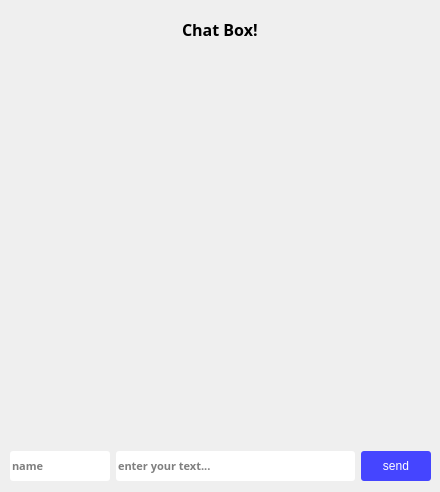
Old version of the form Assignment18/MessageBox/form.ui in the repository MaryamBoneh/PythonCourse_Aemmi.
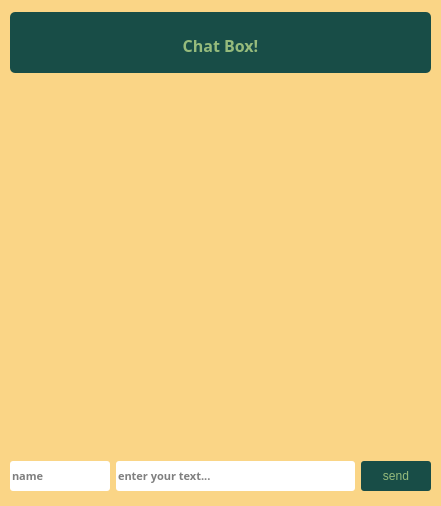
New version of the form.

Commit message: change theme - delete messages

Patch:
```diff
--- a/Assignment18/MessageBox/form.ui
+++ b/Assignment18/MessageBox/form.ui
@@ -6,94 +6,24 @@
    <rect>
     <x>0</x>
     <y>0</y>
-    <width>440</width>
-    <height>492</height>
+    <width>441</width>
+    <height>506</height>
    </rect>
   </property>
   <property name="windowTitle">
    <string>Main</string>
   </property>
-  <widget class="QWidget" name="gridLayoutWidget">
-   <property name="geometry">
-    <rect>
-     <x>9</x>
-     <y>60</y>
-     <width>421</width>
-     <height>381</height>
-    </rect>
-   </property>
-   <layout class="QGridLayout" name="gl_messages"/>
-  </widget>
-  <widget class="QWidget" name="">
-   <property name="geometry">
-    <rect>
-     <x>9</x>
-     <y>9</y>
-     <width>421</width>
-     <height>41</height>
-    </rect>
-   </property>
-   <layout class="QHBoxLayout" name="horizontalLayout_2" stretch="0,0,0">
-    <property name="spacing">
-     <number>0</number>
-    </property>
-    <property name="sizeConstraint">
-     <enum>QLayout::SetDefaultConstraint</enum>
-    </property>
-    <property name="leftMargin">
-     <number>0</number>
-    </property>
-    <property name="rightMargin">
-     <number>0</number>
-    </property>
-    <item>
-     <spacer name="horizontalSpacer">
-      <property name="orientation">
-       <enum>Qt::Horizontal</enum>
-      </property>
-      <property name="sizeHint" stdset="0">
-       <size>
-        <width>40</width>
-        <height>20</height>
-       </size>
-      </property>
-     </spacer>
-    </item>
-    <item>
-     <widget class="QLabel" name="label">
-      <property name="font">
-       <font>
-        <family>IRANSansFaNum Black</family>
-        <pointsize>12</pointsize>
-        <weight>75</weight>
-        <bold>true</bold>
-       </font>
-      </property>
-      <property name="text">
-       <string>Chat Box!</string>
-      </property>
-     </widget>
-    </item>
-    <item>
-     <spacer name="horizontalSpacer_2">
-      <property name="orientation">
-       <enum>Qt::Horizontal</enum>
-      </property>
-      <property name="sizeHint" stdset="0">
-       <size>
-        <width>40</width>
-        <height>20</height>
-       </size>
-      </property>
-     </spacer>
-    </item>
-   </layout>
-  </widget>
-  <widget class="QWidget" name="">
+  <property name="autoFillBackground">
+   <bool>false</bool>
+  </property>
+  <property name="styleSheet">
+   <string notr="true">background-color: #fad586;</string>
+  </property>
+  <widget class="QWidget" name="layoutWidget">
    <property name="geometry">
     <rect>
      <x>10</x>
-     <y>450</y>
+     <y>460</y>
      <width>421</width>
      <height>32</height>
     </rect>
@@ -167,7 +97,7 @@
        </font>
       </property>
       <property name="styleSheet">
-       <string notr="true">border-radius: 3px; background-color: #4545ff; border: 0px; color: #fff;</string>
+       <string notr="true">border-radius: 3px; background-color: #184d47; border: 0px; color: #96bb7c;</string>
       </property>
       <property name="text">
        <string>send</string>
@@ -176,6 +106,151 @@
     </item>
    </layout>
   </widget>
+  <widget class="QLabel" name="lbl_header">
+   <property name="geometry">
+    <rect>
+     <x>10</x>
+     <y>12</y>
+     <width>421</width>
+     <height>61</height>
+    </rect>
+   </property>
+   <property name="styleSheet">
+    <string notr="true">background-color: #184d47; border: 0px; border-radius: 5px;</string>
+   </property>
+   <property name="text">
+    <string/>
+   </property>
+  </widget>
+  <widget class="QScrollArea" name="scrollArea">
+   <property name="geometry">
+    <rect>
+     <x>10</x>
+     <y>80</y>
+     <width>421</width>
+     <height>371</height>
+    </rect>
+   </property>
+   <property name="autoFillBackground">
+    <bool>true</bool>
+   </property>
+   <property name="styleSheet">
+    <string notr="true">border: 0px;</string>
+   </property>
+   <property name="widgetResizable">
+    <bool>true</bool>
+   </property>
+   <widget class="QWidget" name="scrollAreaWidgetContents">
+    <property name="geometry">
+     <rect>
+      <x>0</x>
+      <y>0</y>
+      <width>421</width>
+      <height>371</height>
+     </rect>
+    </property>
+    <layout class="QGridLayout" name="gridLayout">
+     <item row="1" column="0">
+      <layout class="QGridLayout" name="gl_messages"/>
+     </item>
+    </layout>
+   </widget>
+  </widget>
+  <widget class="QPushButton" name="btn_light">
+   <property name="geometry">
+    <rect>
+     <x>390</x>
+     <y>30</y>
+     <width>30</width>
+     <height>30</height>
+    </rect>
+   </property>
+   <property name="minimumSize">
+    <size>
+     <width>30</width>
+     <height>30</height>
+    </size>
+   </property>
+   <property name="maximumSize">
+    <size>
+     <width>30</width>
+     <height>30</height>
+    </size>
+   </property>
+   <property name="cursor">
+    <cursorShape>PointingHandCursor</cursorShape>
+   </property>
+   <property name="styleSheet">
+    <string notr="true">border: 0px;background-color: #184d47;</string>
+   </property>
+   <property name="text">
+    <string/>
+   </property>
+  </widget>
+  <widget class="QLabel" name="lbl_caption">
+   <property name="geometry">
+    <rect>
+     <x>150</x>
+     <y>20</y>
+     <width>141</width>
+     <height>51</height>
+    </rect>
+   </property>
+   <property name="font">
+    <font>
+     <family>IRANSansFaNum Black</family>
+     <pointsize>12</pointsize>
+     <weight>75</weight>
+     <bold>true</bold>
+    </font>
+   </property>
+   <property name="styleSheet">
+    <string notr="true">border: 0px;background-color: #184d47; color: #96bb7c;</string>
+   </property>
+   <property name="text">
+    <string>Chat Box!</string>
+   </property>
+   <property name="alignment">
+    <set>Qt::AlignCenter</set>
+   </property>
+  </widget>
+  <widget class="QPushButton" name="btn_del_all">
+   <property name="geometry">
+    <rect>
+     <x>350</x>
+     <y>30</y>
+     <width>30</width>
+     <height>30</height>
+    </rect>
+   </property>
+   <property name="minimumSize">
+    <size>
+     <width>30</width>
+     <height>30</height>
+    </size>
+   </property>
+   <property name="maximumSize">
+    <size>
+     <width>30</width>
+     <height>30</height>
+    </size>
+   </property>
+   <property name="cursor">
+    <cursorShape>PointingHandCursor</cursorShape>
+   </property>
+   <property name="styleSheet">
+    <string notr="true">border: 0px; background-color: #184d47;</string>
+   </property>
+   <property name="text">
+    <string/>
+   </property>
+  </widget>
+  <zorder>lbl_header</zorder>
+  <zorder>layoutWidget</zorder>
+  <zorder>scrollArea</zorder>
+  <zorder>btn_light</zorder>
+  <zorder>lbl_caption</zorder>
+  <zorder>btn_del_all</zorder>
  </widget>
  <resources/>
  <connections/>
```
Left out of the diff: 9 changed lines with no effect on the pictures. The commit also changes 6 other files.
